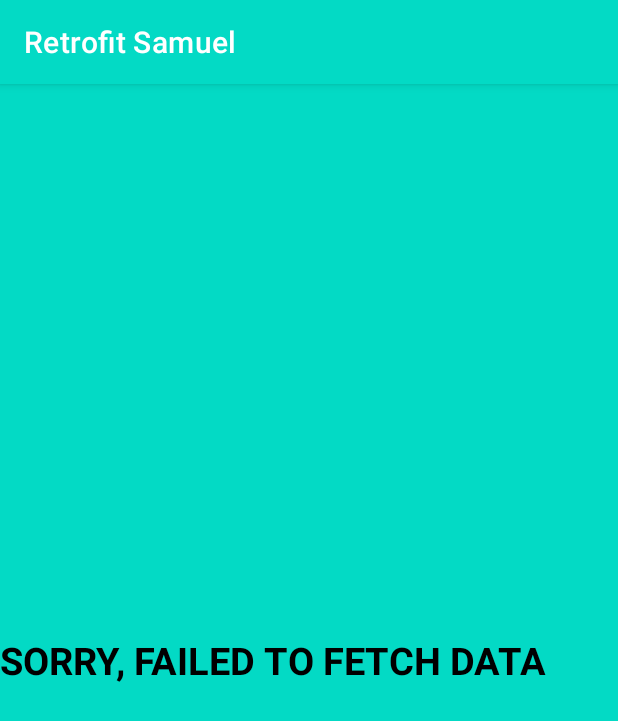
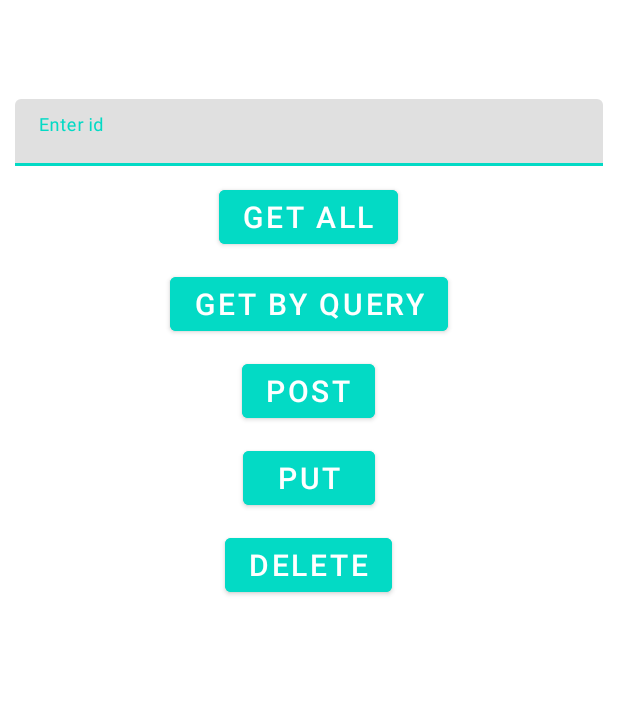
Before and after one commit to sookwalinga/RetrofitSamuel, an Android app: the screen it shows after launch (MainActivity), on a phone screen of 412 x 824 dp. Shown: the top 721 px of the screen. Run offline under Robolectric (Android 15) with nearby library versions, the phone set to English and light mode, and no system bars.

Commit message:
Add fragments

```diff
--- a/app/build.gradle
+++ b/app/build.gradle
@@ -38,6 +38,7 @@ dependencies {
     implementation 'com.github.bumptech.glide:glide:4.12.0'
     implementation 'com.squareup.retrofit2:converter-gson:2.9.0'
     implementation 'androidx.lifecycle:lifecycle-extensions:2.2.0'
+    implementation 'androidx.legacy:legacy-support-v4:1.0.0'
     testImplementation 'junit:junit:4.+'
     androidTestImplementation 'androidx.test.ext:junit:1.1.2'
     androidTestImplementation 'androidx.test.espresso:espresso-core:3.3.0'
--- a/app/src/main/AndroidManifest.xml
+++ b/app/src/main/AndroidManifest.xml
@@ -2,7 +2,7 @@
 <manifest xmlns:android="http://schemas.android.com/apk/res/android"
     package="com.samo.retrofitsamuel">
 
-    <uses-permission android:name="android.permission.INTERNET"/>
+    <uses-permission android:name="android.permission.INTERNET" />
 
     <application
         android:allowBackup="true"
@@ -11,7 +11,8 @@
         android:roundIcon="@mipmap/ic_launcher_round"
         android:supportsRtl="true"
         android:theme="@style/Theme.RetrofitSamuel">
-        <activity android:name=".MainActivity"></activity>
+        <activity android:name=".LearnMoreActivity"></activity>
+        <activity android:name=".MainActivity" />
         <activity android:name=".SplashActivity">
             <intent-filter>
                 <action android:name="android.intent.action.MAIN" />
--- a/app/src/main/java/com/samo/retrofitsamuel/MainActivity.java
+++ b/app/src/main/java/com/samo/retrofitsamuel/MainActivity.java
@@ -1,64 +1,85 @@
 package com.samo.retrofitsamuel;
 
+import androidx.annotation.NonNull;
 import androidx.appcompat.app.AppCompatActivity;
+import androidx.appcompat.widget.Toolbar;
+import androidx.core.view.GravityCompat;
+import androidx.drawerlayout.widget.DrawerLayout;
 import androidx.lifecycle.Observer;
 import androidx.lifecycle.ViewModelProviders;
 import androidx.recyclerview.widget.GridLayoutManager;
 import androidx.recyclerview.widget.LinearLayoutManager;
 import androidx.recyclerview.widget.RecyclerView;
 
+import android.content.Intent;
 import android.os.Bundle;
+import android.view.MenuItem;
 import android.view.View;
+import android.widget.Button;
 import android.widget.TextView;
+import android.widget.Toast;
 
+import com.google.android.material.navigation.NavigationView;
 import com.samo.retrofitsamuel.adapter.PostListAdapter;
 import com.samo.retrofitsamuel.model.PostModel;
 import com.samo.retrofitsamuel.viewmodel.PostListViewModel;
 
 import java.util.List;
 
-public class MainActivity extends AppCompatActivity {
-    //Intance of List.
-    private List<PostModel> postModelList;
-    private PostListAdapter adapter;
-    private PostListViewModel viewModel;
+public class MainActivity extends AppCompatActivity implements NavigationView.OnNavigationItemSelectedListener {
 
-    public RecyclerView recyclerView;
-    public TextView textView;
+    private DrawerLayout drawer_layout;
 
     @Override
     protected void onCreate(Bundle savedInstanceState) {
         super.onCreate(savedInstanceState);
         setContentView(R.layout.activity_main);
 
-//        Initializing the recyclerview.
-        recyclerView = findViewById(R.id.recview);
-        textView = findViewById(R.id.noDataView);
-//        Set the LinearLayoutManager to the recyclerview. I am using the GridLayoutManager in this case.
-        LinearLayoutManager linearLayoutManager = new GridLayoutManager(this, 1);
-        recyclerView.setLayoutManager(linearLayoutManager);
-//        Instantiating the Adapter class.
-        adapter = new PostListAdapter(this, postModelList);
-        recyclerView.setAdapter(adapter);
 
-        viewModel = ViewModelProviders.of(this).get(PostListViewModel.class);
-//        listening to the live data.
-        viewModel.getPostListObserver().observe(this, new Observer<List<PostModel>>() {
-            //            Onsuccess, display the data.
-            @Override
-            public void onChanged(List<PostModel> postModels) {
-                if (postModels != null) {
-                    postModelList = postModels;
-                    adapter.setPostList(postModels);
-//                    Set visibility for the textView for no data to gone when data is fetched successfully.
-                    textView.setVisibility(View.GONE);
+        //        Finding reference to the toolbar.
+        Toolbar toolbar = findViewById(R.id.my_toolbar);
+        setSupportActionBar(toolbar);
+        getSupportActionBar().hide();
+        getSupportActionBar().setTitle("Retrofit");
 
-                } else {
-//                    On failure, display - SORRY, FAILED TO FETCH DATA.
-                    textView.setVisibility(View.VISIBLE);
-                }
-            }
-        });
-        viewModel.makeApiCall();
+        drawer_layout = findViewById(R.id.drawerLayout);
+        NavigationView navigationView = findViewById(R.id.nav_view);
+        navigationView.setNavigationItemSelectedListener(this);
+        navigationView.setItemIconTintList(null);
+
+//        Loading a default fragment.
+        if (savedInstanceState == null) {
+            getSupportFragmentManager().beginTransaction().replace(R.id.fragment_container,
+                    new MainFragment()).commit();
+            navigationView.setCheckedItem(R.id.fragment_main);
+        }
+
+    }
+
+    @Override
+    public void onBackPressed() {
+        if (drawer_layout.isDrawerOpen(GravityCompat.START)) {
+            drawer_layout.closeDrawer(GravityCompat.START);
+        } else {
+            super.onBackPressed();
+        }
+    }
+
+    @Override
+    public boolean onNavigationItemSelected(@NonNull MenuItem item) {
+        switch (item.getItemId()) {
+            case R.id.fragment_main:
+                getSupportFragmentManager().beginTransaction().replace(R.id.fragment_container,
+                        new MainFragment()).commit();
+                break;
+            case R.id.activity_learn_more:
+                Intent intent = new Intent(MainActivity.this, LearnMoreActivity.class);
+                startActivity(intent);
+                break;
+            default:
+                Toast.makeText(MainActivity.this, "Sorry, nothing Selected.", Toast.LENGTH_SHORT).show();
+        }
+        drawer_layout.closeDrawer(GravityCompat.START);
+        return false;
     }
 }
--- /dev/null
+++ b/app/src/main/java/com/samo/retrofitsamuel/MainFragment.java
@@ -0,0 +1,85 @@
+package com.samo.retrofitsamuel;
+
+import android.os.Bundle;
+
+import androidx.fragment.app.Fragment;
+import androidx.fragment.app.FragmentManager;
+import androidx.fragment.app.FragmentTransaction;
+
+import android.view.LayoutInflater;
+import android.view.View;
+import android.view.ViewGroup;
+import android.widget.Button;
+import java.util.*;
+
+/**
+ * create an instance of this fragment.
+ */
+public class MainFragment extends Fragment {
+    //Declaring classes and widgets.
+//    private List<PostModel> postModelList;
+//    private PostListAdapter adapter;
+//    private PostListViewModel viewModel;
+//
+//    public RecyclerView recyclerView;
+//    public TextView textView;
+//
+    Button btnGetAll, btnQuery, btnPost, btnPut, btnDelete;
+
+    @Override
+    public View onCreateView(LayoutInflater inflater, ViewGroup container,
+                             Bundle savedInstanceState) {
+        // Inflate the layout for this fragment
+        View view = inflater.inflate(R.layout.fragment_main, container, false);
+//        Initializing variables.
+//        recyclerView = view.findViewById(R.id.recview);
+//        textView = view.findViewById(R.id.noDataView);
+        btnGetAll = view.findViewById(R.id.getAllPosts);
+        btnQuery = view.findViewById(R.id.getByQuery);
+        btnPost = view.findViewById(R.id.post);
+        btnDelete = view.findViewById(R.id.post);
+
+//        Onclick listeners.
+        btnGetAll.setOnClickListener(new View.OnClickListener() {
+            @Override
+            public void onClick(View v) {
+
+                Fragment fragment = new GetAllPostsFragment();
+                FragmentManager fragmentManager = getActivity().getSupportFragmentManager();
+                FragmentTransaction fragmentTransaction = fragmentManager.beginTransaction();
+                fragmentTransaction.replace(R.id.fragment_main, fragment);
+                fragmentTransaction.addToBackStack(null);
+                fragmentTransaction.commit();
+
+                //        Set the LinearLayoutManager to the recyclerview. I am using the GridLayoutManager in this case.
+//                LinearLayoutManager linearLayoutManager = new GridLayoutManager(MainActivity.this, 1);
+//                recyclerView.setLayoutManager(linearLayoutManager);
+////        Instantiating the Adapter class.
+//                adapter = new PostListAdapter(MainActivity.this, postModelList);
+//                recyclerView.setAdapter(adapter);
+//
+//                viewModel = ViewModelProviders.of(MainActivity.this).get(PostListViewModel.class);
+////        listening to the live data.
+//                viewModel.getPostListObserver().observe(MainActivity.this, new Observer<List<PostModel>>() {
+//                    //            Onsuccess, display the data.
+//                    @Override
+//                    public void onChanged(List<PostModel> postModels) {
+//                        if (postModels != null) {
+//                            postModelList = postModels;
+//                            adapter.setPostList(postModels);
+////                    Set visibility for the textView for no data to gone when data is fetched successfully.
+//                            textView.setVisibility(View.GONE);
+//
+//                        } else {
+////                    On failure, display - SORRY, FAILED TO FETCH DATA.
+//                            textView.setVisibility(View.VISIBLE);
+//                        }
+//                    }
+//                });
+//                viewModel.makeApiCall();
+            }
+        });
+
+        return view;
+    }
+}
--- /dev/null
+++ b/app/src/main/res/drawable/ic_baseline_home_24.xml
@@ -0,0 +1,10 @@
+<vector xmlns:android="http://schemas.android.com/apk/res/android"
+    android:width="24dp"
+    android:height="24dp"
+    android:viewportWidth="24"
+    android:viewportHeight="24"
+    android:tint="?colorAccent">
+  <path
+      android:fillColor="@android:color/white"
+      android:pathData="M10,20v-6h4v6h5v-8h3L12,3 2,12h3v8z"/>
+</vector>
--- /dev/null
+++ b/app/src/main/res/drawable/ic_baseline_local_library_24.xml
@@ -0,0 +1,10 @@
+<vector xmlns:android="http://schemas.android.com/apk/res/android"
+    android:width="24dp"
+    android:height="24dp"
+    android:viewportWidth="24"
+    android:viewportHeight="24"
+    android:tint="?colorAccent">
+  <path
+      android:fillColor="@android:color/white"
+      android:pathData="M12,11.55C9.64,9.35 6.48,8 3,8v11c3.48,0 6.64,1.35 9,3.55 2.36,-2.19 5.52,-3.55 9,-3.55V8c-3.48,0 -6.64,1.35 -9,3.55zM12,8c1.66,0 3,-1.34 3,-3s-1.34,-3 -3,-3 -3,1.34 -3,3 1.34,3 3,3z"/>
+</vector>
--- a/app/src/main/res/layout/activity_main.xml
+++ b/app/src/main/res/layout/activity_main.xml
@@ -1,35 +1,44 @@
 <?xml version="1.0" encoding="utf-8"?>
-<androidx.constraintlayout.widget.ConstraintLayout xmlns:android="http://schemas.android.com/apk/res/android"
+<androidx.drawerlayout.widget.DrawerLayout
+    xmlns:android="http://schemas.android.com/apk/res/android"
     xmlns:app="http://schemas.android.com/apk/res-auto"
     xmlns:tools="http://schemas.android.com/tools"
     android:layout_width="match_parent"
-    android:background="#FF03DAC5"
+    android:id="@+id/drawerLayout"
     android:layout_height="match_parent"
+    android:fitsSystemWindows="true"
+    tools:openDrawer="start"
     tools:context=".MainActivity">
 
-<!--    This is populated once the data is successfully fetched.-->
-    <androidx.recyclerview.widget.RecyclerView
-        android:id="@+id/recview"
+    <!--        </com.google.android.material.navigation.NavigationView>-->
+    <LinearLayout
         android:layout_width="match_parent"
         android:layout_height="wrap_content"
-        app:layout_constraintBottom_toBottomOf="parent"
-        app:layout_constraintLeft_toLeftOf="parent"
-        app:layout_constraintRight_toRightOf="parent"
-        app:layout_constraintTop_toTopOf="parent" />
+        android:orientation="vertical">
 
-<!--    To be made visible once the data fetch has not been successful. Initially hidded-->
-    <TextView
-        android:id="@+id/noDataView"
-        android:layout_width="match_parent"
-        android:layout_height="wrap_content"
-        android:text="SORRY, FAILED TO FETCH DATA"
-        android:textColor="#000"
-        android:textSize="25dp"
-        android:textStyle="bold"
-        app:layout_constraintBottom_toBottomOf="parent"
-        app:layout_constraintLeft_toLeftOf="parent"
-        app:layout_constraintRight_toRightOf="parent"
-        app:layout_constraintTop_toTopOf="parent"
-        android:visibility="gone"/>
+        <androidx.appcompat.widget.Toolbar
+            android:id="@+id/my_toolbar"
+            android:layout_width="match_parent"
+            android:layout_height="?attr/actionBarSize"
+            android:background="?attr/colorPrimary"
+            android:elevation="4dp"
+            android:theme="@style/ThemeOverlay.AppCompat.ActionBar"
+            app:popupTheme="@style/ThemeOverlay.AppCompat.Light"/>
+        <FrameLayout
+            android:id="@+id/fragment_container"
+            android:layout_width="match_parent"
+            android:layout_height="match_parent" />
 
-</androidx.constraintlayout.widget.ConstraintLayout>
+    </LinearLayout>
+
+    <com.google.android.material.navigation.NavigationView
+        android:layout_width="wrap_content"
+        android:layout_height="match_parent"
+        android:id="@+id/nav_view"
+        app:headerLayout="@layout/nav_header"
+        app:menu="@menu/drawer_menu"
+        app:itemTextColor="#000"
+        android:layout_gravity = "start"
+        />
+
+</androidx.drawerlayout.widget.DrawerLayout>
--- /dev/null
+++ b/app/src/main/res/layout/fragment_main.xml
@@ -0,0 +1,88 @@
+<?xml version="1.0" encoding="utf-8"?>
+<FrameLayout xmlns:android="http://schemas.android.com/apk/res/android"
+    xmlns:tools="http://schemas.android.com/tools"
+    android:layout_width="match_parent"
+    android:layout_height="match_parent"
+    tools:context=".MainFragment">
+
+    <LinearLayout
+        android:id="@+id/buttonPanel"
+        android:layout_width="match_parent"
+        android:layout_height="wrap_content"
+        android:layout_marginTop="?actionBarSize"
+        android:orientation="vertical">
+
+        <com.google.android.material.textfield.TextInputLayout
+            android:id="@+id/idEntry"
+            android:layout_width="match_parent"
+            android:layout_height="wrap_content"
+            android:layout_margin="10dp"
+            android:layout_marginTop="40dp">
+
+            <com.google.android.material.textfield.TextInputEditText
+                android:layout_width="match_parent"
+                android:layout_height="wrap_content"
+                android:hint="@string/search"
+                android:inputType="number"
+                android:padding="10dp"
+                android:textColor="#000"
+                android:textSize="18sp" />
+        </com.google.android.material.textfield.TextInputLayout>
+
+        <Button
+            android:id="@+id/getAllPosts"
+            android:layout_width="wrap_content"
+            android:layout_height="wrap_content"
+            android:layout_gravity="center"
+            android:layout_marginBottom="10dp"
+            android:backgroundTint="#FF03DAC5"
+            android:text="@string/getAllPosts"
+            android:textColor="#fff"
+            android:textSize="20sp" />
+
+        <Button
+            android:id="@+id/getByQuery"
+            android:layout_width="wrap_content"
+            android:layout_height="wrap_content"
+            android:layout_gravity="center"
+            android:layout_marginBottom="10dp"
+            android:backgroundTint="#FF03DAC5"
+            android:text="@string/getByQuery"
+            android:textColor="#fff"
+            android:textSize="20sp" />
+
+        <Button
+            android:id="@+id/post"
+            android:layout_width="wrap_content"
+            android:layout_height="wrap_content"
+            android:layout_gravity="center"
+            android:layout_marginBottom="10dp"
+            android:backgroundTint="#FF03DAC5"
+            android:text="@string/post"
+            android:textColor="#fff"
+            android:textSize="20sp" />
+
+        <Button
+            android:id="@+id/put"
+            android:layout_width="wrap_content"
+            android:layout_height="wrap_content"
+            android:layout_gravity="center"
+            android:layout_marginBottom="10dp"
+            android:backgroundTint="#FF03DAC5"
+            android:text="@string/put"
+            android:textColor="#fff"
+            android:textSize="20sp" />
+
+        <Button
+            android:id="@+id/delete"
+            android:layout_width="wrap_content"
+            android:layout_height="wrap_content"
+            android:layout_gravity="center"
+            android:layout_marginBottom="10dp"
+            android:backgroundTint="#FF03DAC5"
+            android:text="@string/delete"
+            android:textColor="#fff"
+            android:textSize="20sp" />
+    </LinearLayout>
+
+</FrameLayout>
--- /dev/null
+++ b/app/src/main/res/menu/drawer_menu.xml
@@ -0,0 +1,16 @@
+<?xml version="1.0" encoding="utf-8"?>
+<menu xmlns:android="http://schemas.android.com/apk/res/android">
+
+    <group android:checkableBehavior="none">
+        <item
+            android:title="@string/home"
+            android:icon="@drawable/ic_baseline_home_24"
+            android:id="@+id/fragment_main"
+            />
+        <item
+            android:title="@string/LearnMore"
+            android:icon="@drawable/ic_baseline_local_library_24"
+            android:id="@+id/activity_learn_more"
+            />
+    </group>
+</menu>
--- a/app/src/main/res/values/strings.xml
+++ b/app/src/main/res/values/strings.xml
@@ -1,3 +1,15 @@
 <resources>
-    <string name="app_name">Retrofit Samuel</string>
+    <string name="app_name">Retrofit</string>
+    <string name="search">Enter id</string>
+    <string name="getAllPosts">GET ALL</string>
+    <string name="getByQuery">GET BY QUERY</string>
+    <string name="post">POST</string>
+    <string name="put">PUT</string>
+    <string name="delete">DELETE</string>
+    <!-- TODO: Remove or change this placeholder text -->
+    <string name="home">Home</string>
+    <string name="LearnMore">Learn More</string>
+    <string name="developer">Developed By Samuel</string>
+    <!-- TODO: Remove or change this placeholder text -->
+    <string name="hello_blank_fragment">Hello blank fragment</string>
 </resources>
--- a/app/src/main/res/values/themes.xml
+++ b/app/src/main/res/values/themes.xml
@@ -8,5 +8,8 @@
         <!-- Status bar color. -->
         <item name="android:statusBarColor" tools:targetApi="l">?attr/colorPrimaryVariant</item>
         <!-- Customize your theme here. -->
+        <item name="windowActionBar">false</item>
+        <item name="windowNoTitle">true</item>
     </style>
+
 </resources>
```
Also changed, not shown: app/src/main/java/com/samo/retrofitsamuel/GetAllPostsFragment.java (added, +72 -0 lines), app/src/main/java/com/samo/retrofitsamuel/LearnMoreActivity.java (added, +39 -0 lines), app/src/main/res/layout/activity_learn_more.xml (added, +15 -0 lines), app/src/main/res/layout/fragment_get_all_posts.xml (added, +26 -0 lines), app/src/main/res/layout/nav_header.xml (added, +43 -0 lines).
